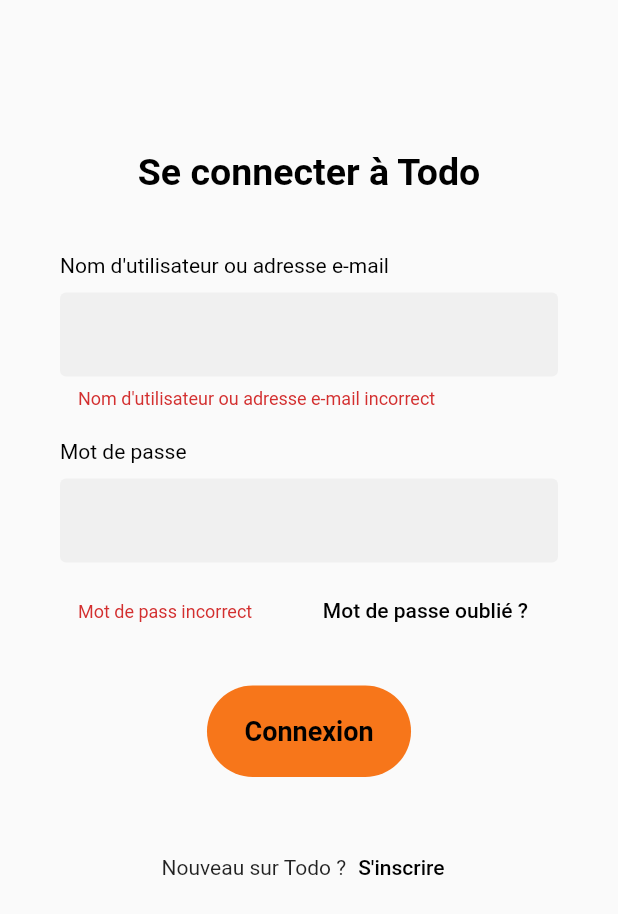
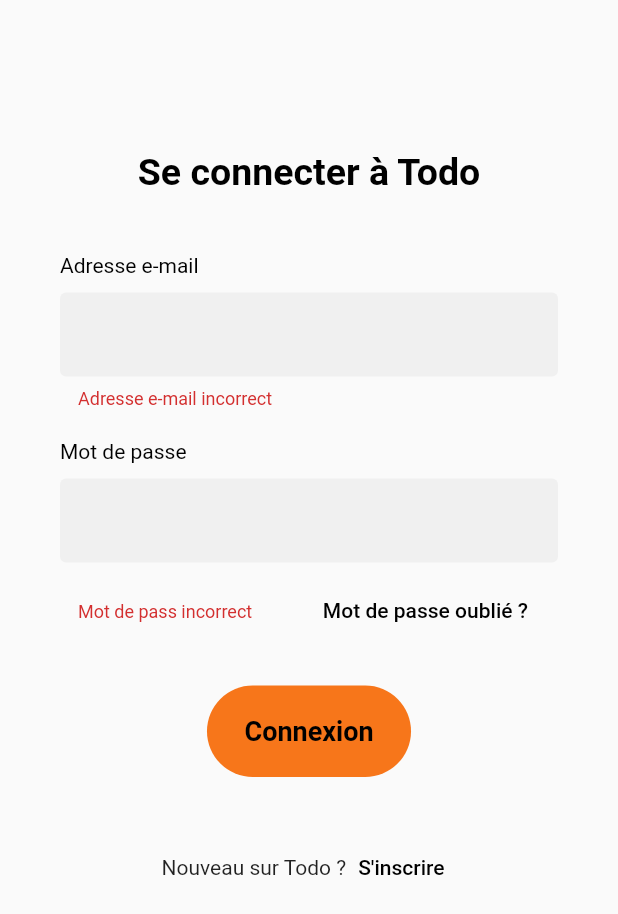
Before and after one commit to Boyadjie/todo, a Flutter app: the LoginView screen opened by its route, after a tap on "Connexion", on a phone screen of 412 x 824 dp. Shown: the top 914 px of the screen. Run offline on Flutter 3.47's test engine with Material 2 defaults, Android fonts, the phone set to English and light mode, and no system bars; our stand-ins replace cloud_firestore, firebase_auth, firebase_core, shared_preferences; accounts and stored records are empty.

```diff
--- a/lib/Login/login_v.dart
+++ b/lib/Login/login_v.dart
@@ -11,7 +11,8 @@
   @override
   Widget build(BuildContext context) {
     return Scaffold(
-      body: Center(
+      body: SingleChildScrollView(
+        child: Center(
             child: Column(
               children: [
                 const SizedBox(height: 100),
@@ -49,6 +50,7 @@
                 ),
               ],
             )
+        ),
       ),
     );
   }
@@ -96,11 +98,11 @@
               //Username or e-mail ---------------------------------------------
               FormInputText(
                 controller: emailController,
-                inputLabel: "Nom d'utilisateur ou adresse e-mail",
+                inputLabel: "Adresse e-mail",
                 inputFontSize: 14,
                 validate: (value) {
                   if (value == null || value.isEmpty) {
-                    return "Nom d'utilisateur ou adresse e-mail incorrect";
+                    return "Adresse e-mail incorrect";
                   }
                   return null;
                 },
--- a/lib/widgets/formInput.dart
+++ b/lib/widgets/formInput.dart
@@ -9,6 +9,7 @@
   final String? Function(String? value) validate;
   final Widget? counter;
   final TextEditingController? controller;
+  final bool obscureText;
 
   const FormInputText({
     Key? key,
@@ -18,7 +19,8 @@
     this.inputFontWeight = FontWeight.normal,
     this.padding = const EdgeInsets.symmetric(vertical: 10),
     this.counter,
-    this.controller
+    this.controller,
+    this.obscureText = false,
   }) : super(key: key);
 
   @override
@@ -40,6 +42,7 @@
             ),),
             const SizedBox(height: 10),
             TextFormField(
+              obscureText: widget.obscureText,
               controller: widget.controller,
               style: TextStyle(
                 fontSize: widget.inputFontSize,
```
Also changed, not shown: lib/Register/register_v.dart (+17 -4 lines), lib/validations.dart (added, +20 -0 lines). Lines whose indentation alone changed are shown as unchanged.
